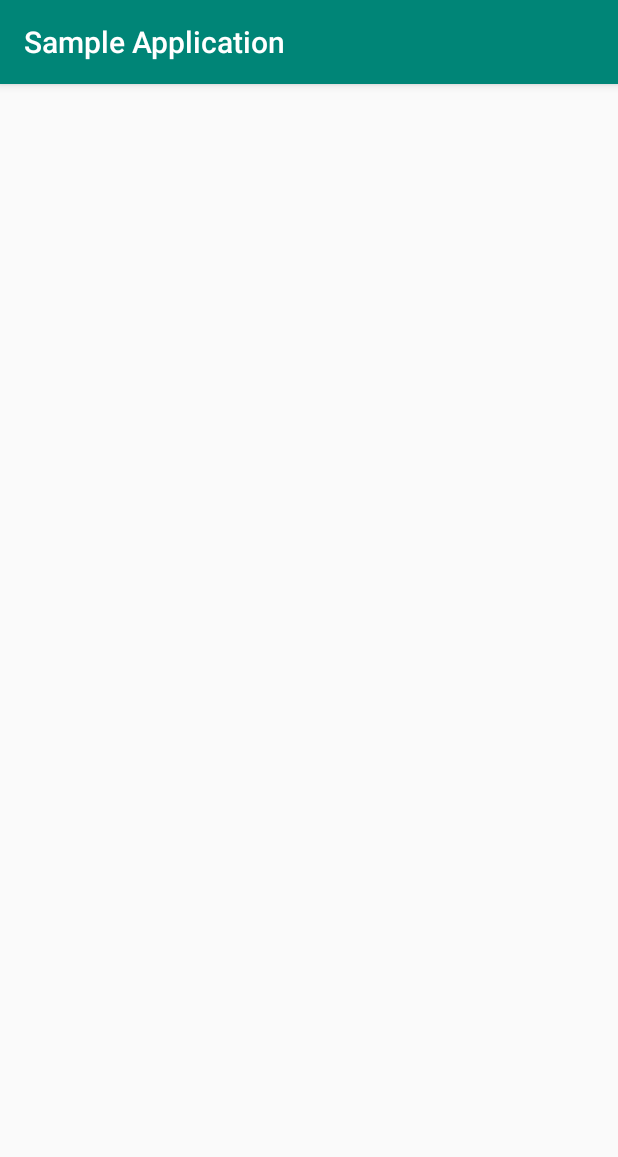
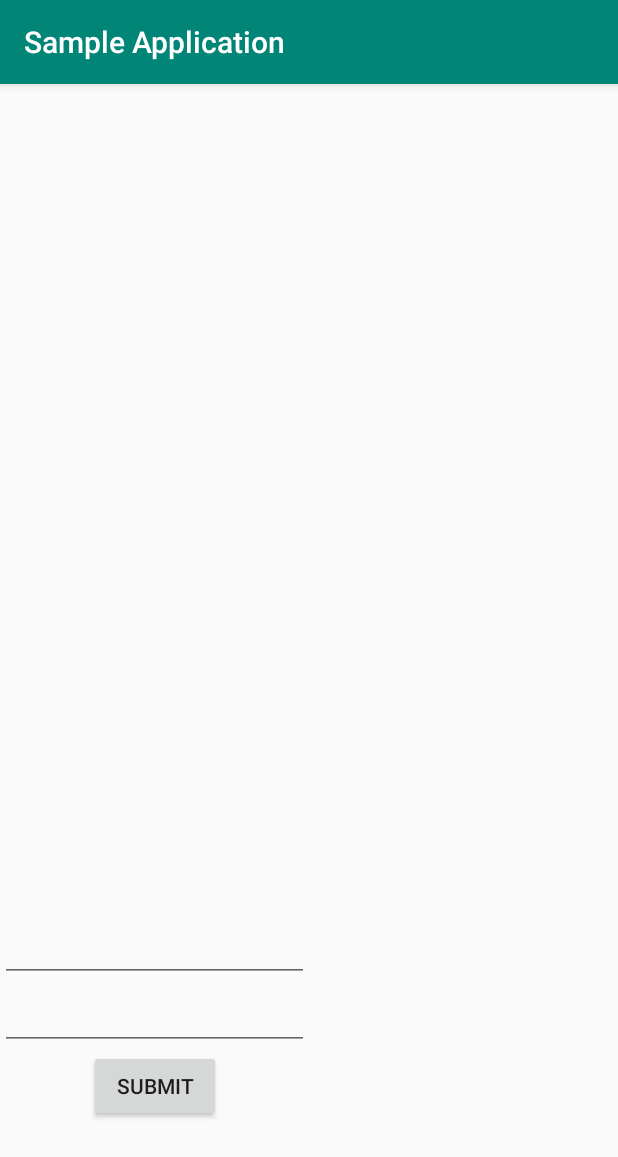
Before and after one commit to chiragsangvekar/sample-app, an Android app: the screen it shows after launch (MainActivity), on a phone screen of 412 x 824 dp. Shown: the top 1157 px of the screen. Run offline under Robolectric (Android 15) with nearby library versions, the phone set to English and light mode, and no system bars; our stand-ins replace Room's generated code, data binding; libraries missing offline, so code that uses them is left out: kotlinx.coroutines.experimental.

Commit message:
Fragment Communication + Data Binding

```diff
--- a/app/src/main/java/com/example/sampleapplication/MainActivity.kt
+++ b/app/src/main/java/com/example/sampleapplication/MainActivity.kt
@@ -38,24 +38,25 @@ class MainActivity : AppCompatActivity() {
                 adapter.updateData(listData)
             }
 
-            launch {
-                dataDao.insertAll(transformToDBDAta(listData))
-                Log.d("MainActivityTest","Entry: " + dataDao.findData(1))
-            }
         })
 
-        viewModel.getData()
+        var mainActivityInputFragment = MainActivityInputFragment()
+        val fragmentManager = supportFragmentManager
+        val fragmentTransaction = fragmentManager.beginTransaction()
+        fragmentTransaction.replace(R.id.inputFragment, mainActivityInputFragment)
+        fragmentTransaction.commit()
+
+        var mainActivityOutputFragment = MainActivityOutputFragment()
+        val fragmentManager_2 = supportFragmentManager
+        val fragmentTransaction_2 = fragmentManager_2.beginTransaction()
+        fragmentTransaction_2.replace(R.id.outputFragment, mainActivityOutputFragment)
+        fragmentTransaction_2.commit()
+
+
+//        viewModel.getData()
+
+        //add fragment 1
 
     }
 
-    fun transformToDBDAta(data: List<ListDataUIModel>): List<MyData> {
-        var myData = ArrayList<MyData>()
-        data.forEach {
-            myData.add(MyData(
-                uId = 0,
-                text = it.text,
-                data = it.url))
-        }
-        return myData
-    }
 }
--- /dev/null
+++ b/app/src/main/java/com/example/sampleapplication/MainActivityInputFragment.kt
@@ -0,0 +1,34 @@
+package com.example.sampleapplication
+
+import android.os.Bundle
+import android.util.Log
+import android.view.LayoutInflater
+import android.view.View
+import android.view.ViewGroup
+import androidx.databinding.DataBindingUtil
+import androidx.fragment.app.Fragment
+import androidx.lifecycle.ViewModelProviders
+
+class MainActivityInputFragment : Fragment() {
+
+
+    lateinit var binding : com.example.sampleapplication.databinding.InputFragmentBinding
+    private lateinit var model: SharedViewModel
+
+    override fun onCreateView(
+        inflater: LayoutInflater,
+        container: ViewGroup?,
+        savedInstanceState: Bundle?
+    ): View {
+        Log.d("FragmentDataBinding", "inside onCreateView : Fragment ")
+        binding = DataBindingUtil.inflate(inflater,R.layout.input_fragment,container,false)
+
+        model = activity?.run {
+            ViewModelProviders.of(this)[SharedViewModel::class.java]
+        } ?: throw Exception("Invalid Activity")
+
+        binding.sharedviewmodel = model
+                return binding.root
+    }
+
+}
--- /dev/null
+++ b/app/src/main/java/com/example/sampleapplication/MainActivityOutputFragment.kt
@@ -0,0 +1,52 @@
+package com.example.sampleapplication
+
+import android.os.Bundle
+import android.util.Log
+import android.view.LayoutInflater
+import android.view.View
+import android.view.ViewGroup
+import androidx.databinding.DataBindingUtil
+import androidx.fragment.app.Fragment
+import androidx.lifecycle.Observer
+import androidx.lifecycle.ViewModelProviders
+import androidx.recyclerview.widget.LinearLayoutManager
+import androidx.recyclerview.widget.RecyclerView
+
+//import  com.example.sampleapplication.R
+
+class MainActivityOutputFragment : Fragment() {
+
+    lateinit var binding : com.example.sampleapplication.databinding.OutputFragmentBinding
+    private lateinit var model: SharedViewModel
+
+    override fun onCreateView(
+        inflater: LayoutInflater,
+        container: ViewGroup?,
+        savedInstanceState: Bundle?
+    ): View {
+        Log.d("FragmentDataBinding", "inside onCreateView : Fragment ")
+        binding = DataBindingUtil.inflate(inflater,R.layout.output_fragment,container,false)
+
+        model = activity?.run {
+            ViewModelProviders.of(this)[SharedViewModel::class.java]
+        } ?: throw Exception("Invalid Activity")
+
+        //observe data changes
+        model.user.observe(this, Observer { userList ->
+            Log.d("OutputFragment","inside live data observer :"+ userList.toString())
+//            binding.outputText.text = userList.toString()
+//            model.userListTest = userList
+            binding.listRv.layoutManager = LinearLayoutManager(activity) as RecyclerView.LayoutManager?
+            binding.listRv.adapter = OutputFragmentRecyclerViewAdapter()
+            var adapter = binding.listRv.adapter as OutputFragmentRecyclerViewAdapter
+            userList.let {
+                adapter.updateData(userList)
+            }
+
+
+        })
+
+        binding.sharedviewmodel=model
+        return binding.root
+    }
+}
--- /dev/null
+++ b/app/src/main/java/com/example/sampleapplication/SharedViewModel.kt
@@ -0,0 +1,39 @@
+package com.example.sampleapplication
+
+import android.util.Log
+import android.view.View
+import android.widget.Toast
+import androidx.lifecycle.AndroidViewModel
+import androidx.lifecycle.LiveData
+import androidx.lifecycle.MutableLiveData
+import androidx.lifecycle.ViewModel
+
+class SharedViewModel : ViewModel() {
+
+
+
+      var userName : String? = null
+     var userAge : String? = null
+
+    var _user= MutableLiveData<List<UserClass>> ()
+    var user:LiveData<List<UserClass>> = _user
+//     var _userListTest = MutableLiveData<String> ()
+//    var userListTest:LiveData<String> = _userListTest
+
+    var userList:MutableList<UserClass>? = ArrayList<UserClass>()
+//    var userName : LiveData<String> = _userName
+//    var userAge : LiveData<String> = _userAge
+
+    fun onSubmitClicked(view : View){
+        Log.d("SharedViewModel","OnSubmitClick")
+        if(!userName.isNullOrEmpty() && !userAge.isNullOrEmpty()){
+            userList?.add(UserClass(userName,userAge))
+            _user.postValue(userList)
+
+//            _user.postValue(userList)
+//            Log.d("SharedViewModel","Posted to MutableLiveData: "+ userList.toString())
+        }
+        return
+    }
+
+}
--- /dev/null
+++ b/app/src/main/java/com/example/sampleapplication/UserClass.kt
@@ -0,0 +1,6 @@
+package com.example.sampleapplication
+
+data class UserClass (
+    var userName : String?,
+    var userAge : String?
+)
--- a/app/src/main/res/layout/activity_main.xml
+++ b/app/src/main/res/layout/activity_main.xml
@@ -9,16 +9,47 @@
 
             android:layout_width="match_parent"
             android:layout_height="match_parent"
-            tools:context=".MainActivity">
+            tools:context=".MainActivity"
+
+    >
 
 
         <androidx.recyclerview.widget.RecyclerView
                 android:id="@+id/list_rv"
-                android:layout_width="match_parent"
-                android:layout_height="match_parent"
+                android:layout_width="0dp"
+                android:layout_height="0dp"
+                app:layout_constraintHeight_default="percent"
+                app:layout_constraintHeight_percent="0.5"
                 app:layout_constraintStart_toStartOf="parent"
                 app:layout_constraintEnd_toEndOf="parent"
-                app:layout_constraintTop_toTopOf="parent"
-                app:layout_constraintBottom_toBottomOf="parent"/>
+                app:layout_constraintTop_toTopOf="parent"/>
+        <FrameLayout
+                android:id="@+id/inputFragment"
+                android:layout_width="0dp"
+                android:layout_height="0dp"
+                app:layout_constraintStart_toStartOf="parent"
+                app:layout_constraintTop_toBottomOf="@id/list_rv"
+                app:layout_constraintHeight_default="percent"
+                app:layout_constraintHeight_percent="0.5"
+                app:layout_constraintWidth_default="percent"
+                app:layout_constraintWidth_percent="0.5"
+                tools:layout_editor_absoluteY="374dp"
+                tools:layout_editor_absoluteX="8dp">
+
+        </FrameLayout>
+        <FrameLayout
+                android:id="@+id/outputFragment"
+                android:layout_width="0dp"
+                android:layout_height="0dp"
+                app:layout_constraintEnd_toEndOf="parent"
+                app:layout_constraintTop_toBottomOf="@id/list_rv"
+                app:layout_constraintHeight_default="percent"
+                app:layout_constraintHeight_percent="0.5"
+                app:layout_constraintWidth_default="percent"
+                app:layout_constraintWidth_percent="0.5"
+                tools:layout_editor_absoluteY="374dp"
+                tools:layout_editor_absoluteX="8dp">
+
+        </FrameLayout>
     </androidx.constraintlayout.widget.ConstraintLayout>
 </layout>
--- /dev/null
+++ b/app/src/main/res/layout/input_fragment.xml
@@ -0,0 +1,56 @@
+<?xml version="1.0" encoding="utf-8"?>
+<layout xmlns:android="http://schemas.android.com/apk/res/android"
+        xmlns:app="http://schemas.android.com/apk/res-auto"
+        xmlns:tools="http://schemas.android.com/tools">
+
+    <data>
+        <variable
+                name = "sharedviewmodel"
+                type = "com.example.sampleapplication.SharedViewModel"
+        />
+    </data>
+<androidx.constraintlayout.widget.ConstraintLayout
+        android:layout_width="match_parent"
+        android:layout_height="match_parent"
+>
+
+    <EditText
+            android:layout_width="wrap_content"
+            android:layout_height="wrap_content"
+            android:inputType="textPersonName"
+            android:text="@={sharedviewmodel.userName}"
+            android:ems="10"
+            tools:layout_editor_absoluteY="270dp"
+            tools:layout_editor_absoluteX="108dp"
+            app:layout_constraintTop_toTopOf="parent"
+            app:layout_constraintStart_toStartOf="parent"
+            app:layout_constraintEnd_toEndOf="parent"
+            app:layout_constraintBottom_toBottomOf="parent"
+            android:id="@+id/userName"/>
+    <EditText
+            android:layout_width="wrap_content"
+            android:layout_height="wrap_content"
+            android:inputType="textPersonName"
+            android:text="@={sharedviewmodel.userAge}"
+            android:ems="10"
+            tools:layout_editor_absoluteY="174dp"
+            tools:layout_editor_absoluteX="99dp"
+            app:layout_constraintStart_toStartOf="parent"
+            app:layout_constraintEnd_toEndOf="parent"
+
+            app:layout_constraintTop_toBottomOf="@id/userName"
+            android:id="@+id/userAge"/>
+    <Button
+            android:text="Submit"
+            android:layout_width="wrap_content"
+            android:layout_height="wrap_content"
+            tools:layout_editor_absoluteY="462dp"
+            tools:layout_editor_absoluteX="161dp"
+            app:layout_constraintTop_toBottomOf="@id/userAge"
+            app:layout_constraintStart_toStartOf="parent"
+            app:layout_constraintEnd_toEndOf="parent"
+            android:id="@+id/button"
+        android:onClick="@{sharedviewmodel::onSubmitClicked}"
+    />
+</androidx.constraintlayout.widget.ConstraintLayout>
+</layout>
--- /dev/null
+++ b/app/src/main/res/layout/output_fragment.xml
@@ -0,0 +1,30 @@
+<?xml version="1.0" encoding="utf-8"?>
+
+<layout xmlns:android="http://schemas.android.com/apk/res/android"
+    xmlns:app="http://schemas.android.com/apk/res-auto"
+    xmlns:tools="http://schemas.android.com/tools">
+
+    <data>
+        <variable
+                name = "sharedviewmodel"
+                type = "com.example.sampleapplication.SharedViewModel"
+        />
+    </data>
+
+    <androidx.constraintlayout.widget.ConstraintLayout
+        android:layout_width="match_parent"
+                                                       android:layout_height="match_parent">
+
+
+        <androidx.recyclerview.widget.RecyclerView
+            android:layout_width="395dp"
+            android:layout_height="715dp"
+            tools:layout_editor_absoluteX="8dp"
+            tools:layout_editor_absoluteY="8dp"
+            app:layout_constraintStart_toStartOf="parent"
+            app:layout_constraintEnd_toEndOf="parent"
+            app:layout_constraintTop_toTopOf="parent"
+            android:id="@+id/listRv"
+            />
+    </androidx.constraintlayout.widget.ConstraintLayout>
+</layout>
```
Also changed, not shown: app/src/main/java/com/example/sampleapplication/OutputFragmentRecyclerViewAdapter.kt (added, +64 -0 lines), app/src/main/res/layout/output_f.xml (added, +35 -0 lines), app/src/main/res/layout/recycler_view_item.xml (added, +34 -0 lines).
